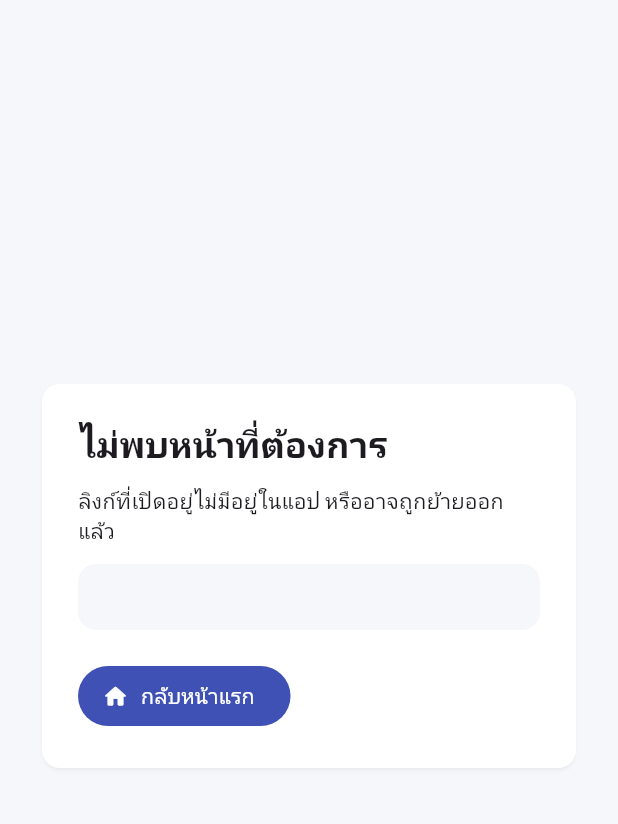
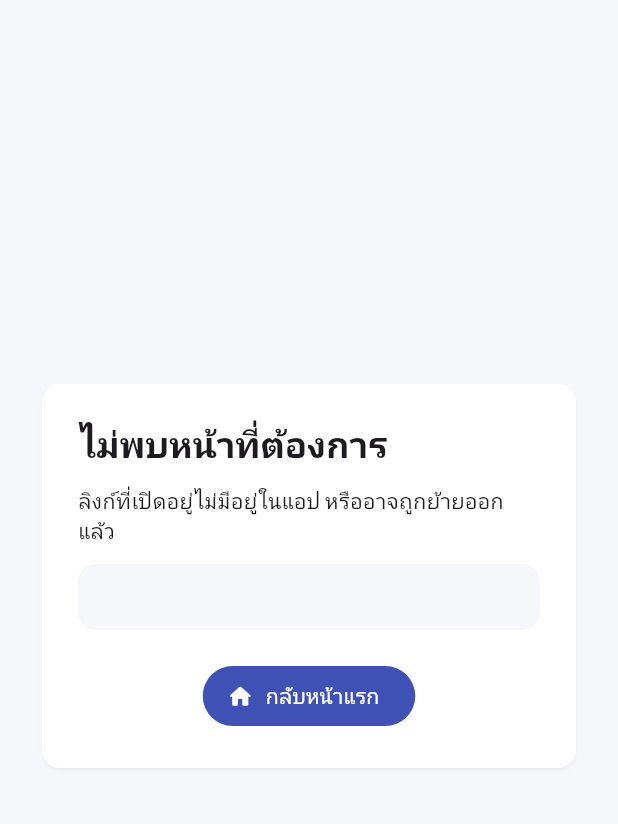
Before and after one commit to cybloxboi/PhytoGlow, a Flutter app: the _NotFoundPage screen opened directly with empty values, on a phone screen of 412 x 824 dp, the part 84-908 px from its top. Run offline on Flutter 3.47's test engine with Material 3 defaults, Android fonts, the phone set to English and light mode, and no system bars; our stand-ins replace camera, file_picker, go_router, google_fonts; missing offline and left inert: dart:html, opencv_dart.

Commit message:
refactor(ui): Improve layout and navigation logic
This commit centers the "Back to Home" button on the main page and updates the way the current location is retrieved for the app bar's back button logic.

Key changes:
- **refactor(ui):**
    - Wrap the "Back to Home" `FilledButton.icon` in a `Center` widget to improve alignment.
    - Update `getAppBar` to retrieve the `currentLocation` via `router.routeInformationProvider.value.uri.path` instead of `GoRouterState.of(context).matchedLocation` for more reliable route tracking.

```diff
--- a/lib/functions/ui/app_bar.dart
+++ b/lib/functions/ui/app_bar.dart
@@ -4,7 +4,7 @@ import 'package:go_router/go_router.dart';
 AppBar getAppBar(BuildContext context, String title) {
   final navigator = Navigator.of(context);
   final router = GoRouter.of(context);
-  final currentLocation = GoRouterState.of(context).matchedLocation;
+  final currentLocation = router.routeInformationProvider.value.uri.path;
   final shouldShowBackButton = navigator.canPop() || currentLocation != '/';
 
   return AppBar(
--- a/lib/main.dart
+++ b/lib/main.dart
@@ -248,10 +248,12 @@ class _NotFoundPage extends StatelessWidget {
                         ),
                       ),
                       const SizedBox(height: 20),
-                      FilledButton.icon(
-                        onPressed: () => context.goNamed('home'),
-                        icon: const Icon(Icons.home_rounded),
-                        label: const Text('กลับหน้าแรก'),
+                      Center(
+                        child: FilledButton.icon(
+                          onPressed: () => context.goNamed('home'),
+                          icon: const Icon(Icons.home_rounded),
+                          label: const Text('กลับหน้าแรก'),
+                        ),
                       ),
                     ],
                   ),
```
